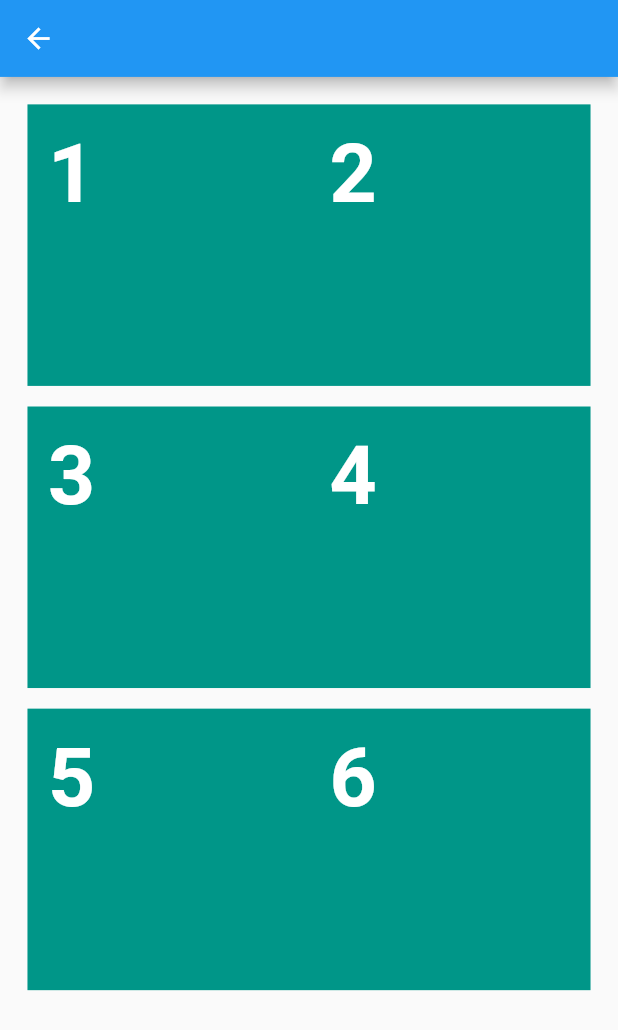
After one commit to Younky07/project_kuliah_2015051035, a Flutter app: the grid2 screen opened directly, on a phone screen of 412 x 824 dp. The commit adds this screen. Shown: the top 1030 px of the screen. Run offline on Flutter 3.47's test engine with Material 2 defaults, Android fonts, the phone set to English and light mode, and no system bars; our stand-ins replace dio, flutter_slidable, hive_flutter, responsive_framework; accounts and stored records are empty; network calls fail.

Commit message:
Maaf pak saya lupa uploud tpi udah saya kerjakan pak

```diff
--- /dev/null
+++ b/lib/pages/grid2.dart
@@ -0,0 +1,128 @@
+import 'package:flutter/material.dart';
+
+class grid2 extends StatefulWidget {
+  grid2({Key? key}) : super(key: key);
+
+  @override
+  State<grid2> createState() => _grid2State();
+}
+
+class _grid2State extends State<grid2> {
+  @override
+  Widget build(BuildContext context) {
+    double lebar = MediaQuery.of(context).size.width;
+    return Scaffold(
+        appBar: AppBar(actions: []),
+        body: Container(
+          child: GridView.count(
+            padding: EdgeInsets.all(20),
+            crossAxisCount: (lebar > 500) ? 3 : 2,
+            mainAxisSpacing: 15,
+            children: <Widget>[
+              Container(
+                padding: EdgeInsets.all(15),
+                height: 100,
+                width: 100,
+                color: Colors.teal,
+                child: gridtext('1'),
+              ),
+              Container(
+                padding: EdgeInsets.all(15),
+                height: 100,
+                width: 100,
+                color: Colors.teal,
+                child: gridtext('2'),
+              ),
+              Container(
+                padding: EdgeInsets.all(15),
+                height: 100,
+                width: 100,
+                color: Colors.teal,
+                child: gridtext('3'),
+              ),
+              Container(
+                padding: EdgeInsets.all(15),
+                height: 100,
+                width: 100,
+                color: Colors.teal,
+                child: gridtext('4'),
+              ),
+              Container(
+                padding: EdgeInsets.all(15),
+                height: 100,
+                width: 100,
+                color: Colors.teal,
+                child: gridtext('5'),
+              ),
+              Container(
+                padding: EdgeInsets.all(15),
+                height: 100,
+                width: 100,
+                color: Colors.teal,
+                child: gridtext('6'),
+              )
+            ],
+          ),
+        )
+// LayoutBuilder(
+//         builder: (context, constraint) {
+//           if(constraint.maxWidth >500){
+//             return TampilanLebar();
+
+//           }
+//           else{
+//             return TampilanNormal();
+//           }
+//         },
+//       ),
+//     );
+//   }
+
+// Widget TampilanLebar(){
+//   return Center(
+//     child: Row(
+//       mainAxisAlignment: MainAxisAlignment.spaceAround,
+//       children: [
+//         Container(
+//           height: 100,
+//           width: 100,
+//           color: Colors.teal,
+//         ),
+//         Container(
+//           height: 100,
+//           width: 100,
+//           color: Color.fromARGB(255, 10, 99, 90),
+//         )
+//       ],
+//     ),
+//   );
+// }
+// Widget TampilanNormal(){
+//   return Center(
+//     child: Column(
+//       mainAxisAlignment: MainAxisAlignment.spaceAround,
+//       children: [
+//         Container(
+//           height: 100,
+//           width: 100,
+//           color: Colors.teal,
+//         ),
+//         Container(
+//           height: 100,
+//           width: 100,
+//           color: Color.fromARGB(255, 10, 99, 90),
+//         )
+//       ],
+//     ),
+        );
+  }
+
+  Widget gridtext(String value) {
+    return Text(value,
+        style: TextStyle(
+          fontSize: 60,
+          color: Colors.white,
+          fontWeight: FontWeight.bold,
+        ));
+  }
+}
--- a/lib/pages/utama.dart
+++ b/lib/pages/utama.dart
@@ -1,6 +1,7 @@
 import 'package:flutter/material.dart';
 import 'package:project_kuliah/widget/menu.dart';
 import 'package:project_kuliah/pages/transfer.dart';
+import 'package:project_kuliah/responsive.dart';
 
 class Utama extends StatelessWidget {
   const Utama({Key? key}) : super(key: key);
--- a/pubspec.yaml
+++ b/pubspec.yaml
@@ -42,6 +42,8 @@ dependencies:
   fl_chart: ^0.36.1
   provider: ^5.0.0
   data_table_2: ^2.0.3
+  responsive_framework: ^0.2.0
+  dio: ^4.0.6
 
 dev_dependencies:
   flutter_test:
```
Also changed, not shown: lib/main.dart (+16 -0 lines), lib/model/list_user.dart (added, +31 -0 lines), lib/pages/grid.dart (added, +31 -0 lines), lib/pages/mutasi.dart (added, +88 -0 lines), lib/pages/noroute.dart (added, +19 -0 lines), lib/responsive.dart (added, +44 -0 lines), lib/services/list_user_service.dart (added, +62 -0 lines), lib/widget/peminjaman.dart (added, +15 -0 lines), lib/pages/qrcode.dart (added), lib/pages/service.dart (added), lib/routes/route.dart (added), lib/routes/route_list.dart (added), pubspec.lock.
